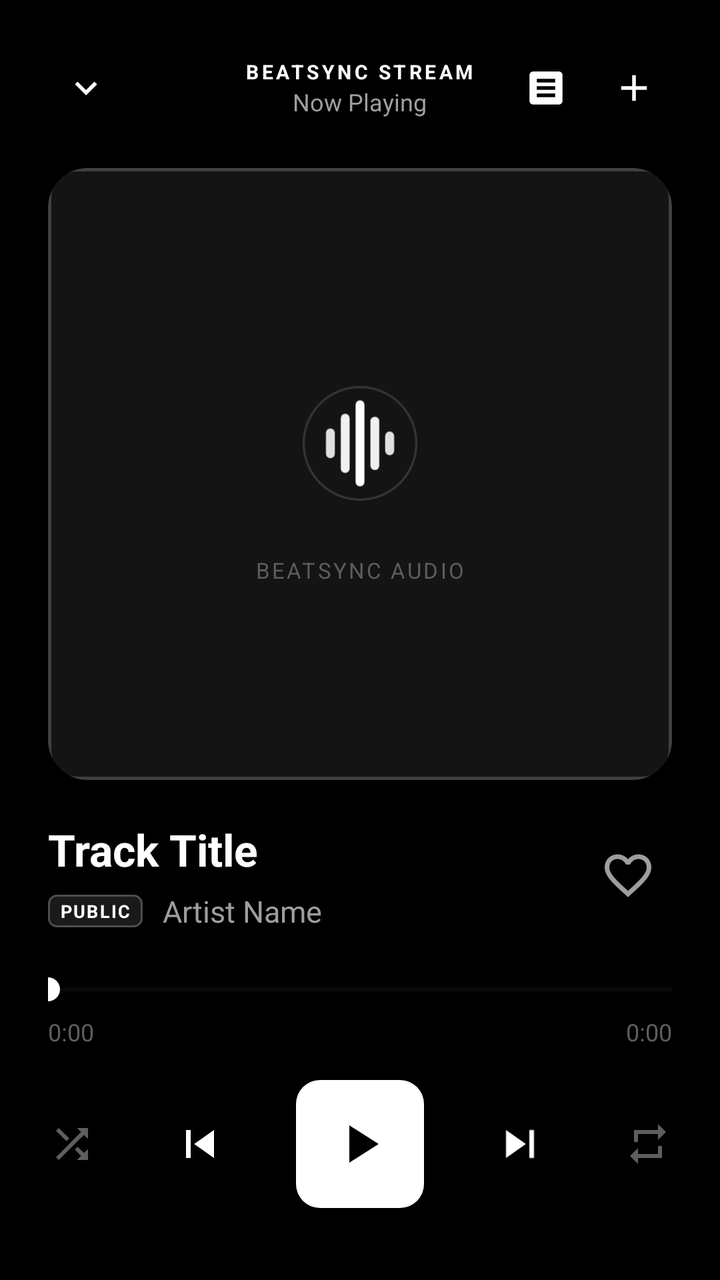
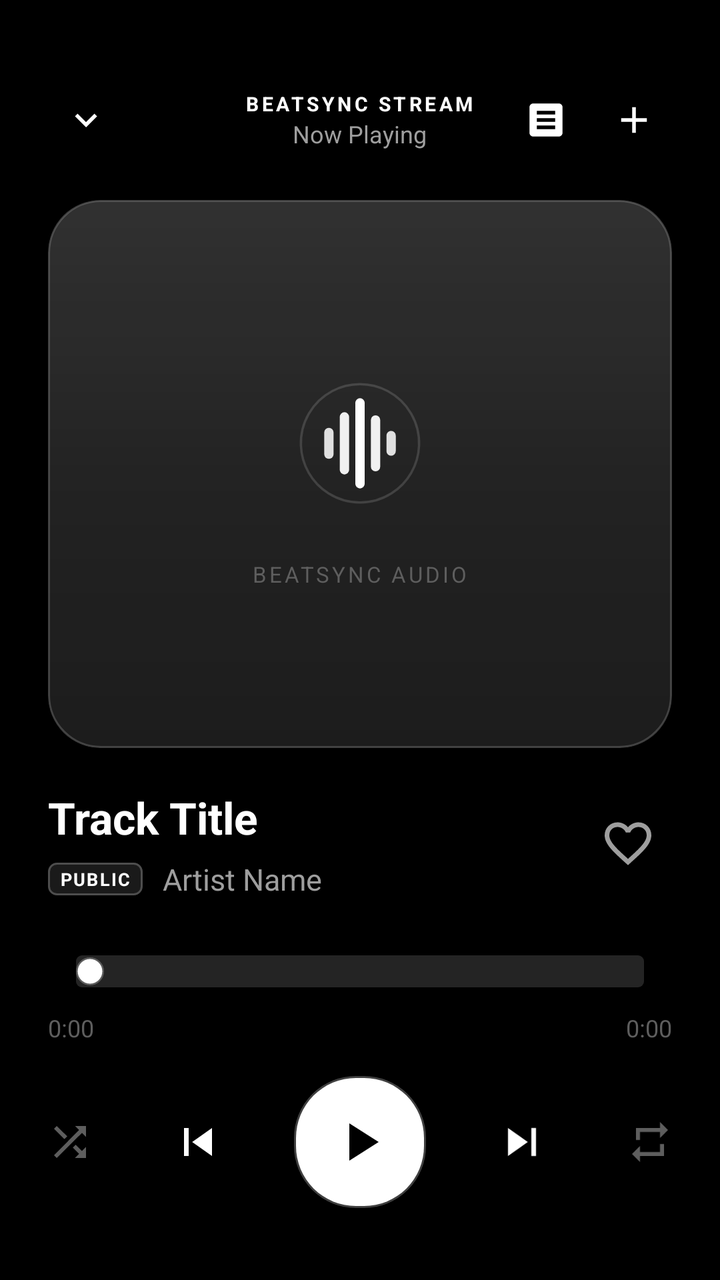

Before-and-after screenshots of an Android layout around one commit, followed by the original layout XML and the change that was made.
<!-- AndroidManifest.xml: activity theme Theme.BeatSync -->
<!-- res/layout/activity_now_playing.xml -->
<?xml version="1.0" encoding="utf-8"?>
<LinearLayout xmlns:android="http://schemas.android.com/apk/res/android"
    xmlns:app="http://schemas.android.com/apk/res-auto"
    android:layout_width="match_parent"
    android:layout_height="match_parent"
    android:orientation="vertical"
    android:background="@color/bg_dark"
    android:paddingStart="24dp"
    android:paddingEnd="24dp"
    android:paddingTop="20dp"
    android:paddingBottom="24dp">

    
    <RelativeLayout
        android:layout_width="match_parent"
        android:layout_height="48dp">

        <ImageView
            android:id="@+id/btnCollapse"
            android:layout_width="38dp"
            android:layout_height="38dp"
            android:layout_centerVertical="true"
            android:padding="8dp"
            android:src="@drawable/ic_chevron_down"
            android:tint="@color/text_primary"
            android:background="?attr/selectableItemBackgroundBorderless"
            android:contentDescription="Collapse Player" />

        <LinearLayout
            android:layout_width="wrap_content"
            android:layout_height="wrap_content"
            android:layout_centerInParent="true"
            android:gravity="center"
            android:orientation="vertical">

            <TextView
                android:layout_width="wrap_content"
                android:layout_height="wrap_content"
                android:text="BEATSYNC STREAM"
                android:textColor="@color/accent_cyan"
                android:textSize="10sp"
                android:textStyle="bold"
                android:letterSpacing="0.15" />

            <TextView
                android:id="@+id/tvHeaderSubtitle"
                android:layout_width="wrap_content"
                android:layout_height="wrap_content"
                android:text="Now Playing"
                android:textColor="@color/text_secondary"
                android:textSize="12sp"
                android:maxLines="1" />
        </LinearLayout>

        <LinearLayout
            android:layout_width="wrap_content"
            android:layout_height="match_parent"
            android:layout_alignParentEnd="true"
            android:gravity="center_vertical"
            android:orientation="horizontal">

            <ImageView
                android:id="@+id/btnToggleLyrics"
                android:layout_width="38dp"
                android:layout_height="38dp"
                android:padding="8dp"
                android:src="@drawable/ic_lyrics"
                android:tint="@color/text_primary"
                android:background="?attr/selectableItemBackgroundBorderless"
                android:contentDescription="Toggle Lyrics"
                android:layout_marginEnd="6dp" />

            <ImageView
                android:id="@+id/btnAddToPlaylist"
                android:layout_width="38dp"
                android:layout_height="38dp"
                android:padding="8dp"
                android:src="@drawable/ic_add"
                android:tint="@color/text_primary"
                android:background="?attr/selectableItemBackgroundBorderless"
                android:contentDescription="Add to Playlist" />
        </LinearLayout>
    </RelativeLayout>

    
    <FrameLayout
        android:layout_width="match_parent"
        android:layout_height="0dp"
        android:layout_weight="1"
        android:layout_marginTop="16dp"
        android:layout_marginBottom="20dp">

        
        <androidx.cardview.widget.CardView
            android:id="@+id/cardArtContainer"
            android:layout_width="match_parent"
            android:layout_height="match_parent"
            android:layout_gravity="center"
            app:cardCornerRadius="20dp"
            app:cardElevation="10dp"
            app:cardBackgroundColor="@color/bg_card_elevated">

            <RelativeLayout
                android:layout_width="match_parent"
                android:layout_height="match_parent">

                <ImageView
                    android:id="@+id/ivBigCover"
                    android:layout_width="match_parent"
                    android:layout_height="match_parent"
                    android:scaleType="centerCrop"
                    android:contentDescription="Album Art" />

                
                <LinearLayout
                    android:id="@+id/layoutDefaultArt"
                    android:layout_width="match_parent"
                    android:layout_height="match_parent"
                    android:gravity="center"
                    android:orientation="vertical"
                    android:background="@drawable/bg_card_highlight">

                    <ImageView
                        android:id="@+id/ivVinylCenter"
                        android:layout_width="80dp"
                        android:layout_height="80dp"
                        android:src="@drawable/ic_launcher_foreground"
                        android:contentDescription="Note" />

                    <TextView
                        android:layout_width="wrap_content"
                        android:layout_height="wrap_content"
                        android:text="BEATSYNC AUDIO"
                        android:textColor="@color/text_tertiary"
                        android:textSize="11sp"
                        android:letterSpacing="0.1"
                        android:layout_marginTop="16dp" />
                </LinearLayout>

            </RelativeLayout>
        </androidx.cardview.widget.CardView>

        
        <LinearLayout
            android:id="@+id/layoutLyricsContainer"
            android:layout_width="match_parent"
            android:layout_height="match_parent"
            android:orientation="vertical"
            android:background="@drawable/bg_card_minimal"
            android:padding="16dp"
            android:visibility="gone">

            <LinearLayout
                android:layout_width="match_parent"
                android:layout_height="wrap_content"
                android:orientation="horizontal"
                android:gravity="center_vertical"
                android:layout_marginBottom="8dp">

                <TextView
                    android:layout_width="0dp"
                    android:layout_height="wrap_content"
                    android:layout_weight="1"
                    android:text="LIVE SYNCED LYRICS"
                    android:textColor="@color/text_tertiary"
                    android:textSize="10sp"
                    android:textStyle="bold"
                    android:letterSpacing="0.12" />

                <ProgressBar
                    android:id="@+id/pbLyricsLoading"
                    android:layout_width="16dp"
                    android:layout_height="16dp"
                    android:visibility="gone" />
            </LinearLayout>

            <androidx.recyclerview.widget.RecyclerView
                android:id="@+id/rvLyrics"
                android:layout_width="match_parent"
                android:layout_height="match_parent"
                android:scrollbars="none"
                android:clipToPadding="false"
                android:paddingTop="32dp"
                android:paddingBottom="48dp" />

            <TextView
                android:id="@+id/tvLyricsEmpty"
                android:layout_width="match_parent"
                android:layout_height="match_parent"
                android:gravity="center"
                android:text="No synchronized lyrics available for this track."
                android:textColor="@color/text_tertiary"
                android:textSize="14sp"
                android:visibility="gone" />
        </LinearLayout>
    </FrameLayout>

    
    <LinearLayout
        android:layout_width="match_parent"
        android:layout_height="wrap_content"
        android:orientation="horizontal"
        android:gravity="center_vertical">

        <LinearLayout
            android:layout_width="0dp"
            android:layout_height="wrap_content"
            android:layout_weight="1"
            android:orientation="vertical">

            <TextView
                android:id="@+id/tvTrackTitle"
                android:layout_width="wrap_content"
                android:layout_height="wrap_content"
                android:text="Track Title"
                android:textColor="@color/text_primary"
                android:textSize="22sp"
                android:textStyle="bold"
                android:singleLine="true"
                android:ellipsize="marquee"
                android:marqueeRepeatLimit="marquee_forever" />

            <LinearLayout
                android:layout_width="wrap_content"
                android:layout_height="wrap_content"
                android:orientation="horizontal"
                android:gravity="center_vertical"
                android:layout_marginTop="6dp">

                <TextView
                    android:id="@+id/tvPrivacyBadge"
                    android:layout_width="wrap_content"
                    android:layout_height="wrap_content"
                    android:text="PUBLIC"
                    android:textSize="9sp"
                    android:textStyle="bold"
                    android:letterSpacing="0.08"
                    android:paddingStart="6dp"
                    android:paddingEnd="6dp"
                    android:paddingTop="2dp"
                    android:paddingBottom="2dp"
                    android:background="@drawable/bg_badge_public"
                    android:textColor="@color/badge_public_text"
                    android:layout_marginEnd="10dp" />

                <TextView
                    android:id="@+id/tvTrackArtist"
                    android:layout_width="wrap_content"
                    android:layout_height="wrap_content"
                    android:text="Artist Name"
                    android:textColor="@color/text_secondary"
                    android:textSize="15sp"
                    android:singleLine="true"
                    android:ellipsize="end" />
            </LinearLayout>
        </LinearLayout>

        
        <ImageView
            android:id="@+id/btnLike"
            android:layout_width="44dp"
            android:layout_height="44dp"
            android:padding="8dp"
            android:src="@drawable/ic_heart"
            android:tint="@color/text_secondary"
            android:background="?attr/selectableItemBackgroundBorderless"
            android:contentDescription="Like Track" />
    </LinearLayout>

    
    <LinearLayout
        android:layout_width="match_parent"
        android:layout_height="wrap_content"
        android:orientation="vertical"
        android:layout_marginTop="20dp">

        <SeekBar
            android:id="@+id/seekBar"
            android:layout_width="match_parent"
            android:layout_height="wrap_content"
            android:max="1000"
            android:progressTint="@color/accent_cyan"
            android:thumbTint="@color/accent_cyan"
            android:progressBackgroundTint="@color/border_subtle"
            android:paddingStart="0dp"
            android:paddingEnd="0dp" />

        <RelativeLayout
            android:layout_width="match_parent"
            android:layout_height="wrap_content"
            android:layout_marginTop="4dp">

            <TextView
                android:id="@+id/tvCurrentTime"
                android:layout_width="wrap_content"
                android:layout_height="wrap_content"
                android:text="0:00"
                android:textColor="@color/text_tertiary"
                android:textSize="12sp" />

            <TextView
                android:id="@+id/tvTotalTime"
                android:layout_width="wrap_content"
                android:layout_height="wrap_content"
                android:layout_alignParentEnd="true"
                android:text="0:00"
                android:textColor="@color/text_tertiary"
                android:textSize="12sp" />
        </RelativeLayout>
    </LinearLayout>

    
    <LinearLayout
        android:layout_width="match_parent"
        android:layout_height="wrap_content"
        android:orientation="horizontal"
        android:gravity="center"
        android:layout_marginTop="16dp"
        android:layout_marginBottom="12dp">

        <ImageView
            android:id="@+id/btnShuffle"
            android:layout_width="40dp"
            android:layout_height="40dp"
            android:padding="8dp"
            android:src="@drawable/ic_shuffle"
            android:tint="@color/text_tertiary"
            android:background="?attr/selectableItemBackgroundBorderless"
            android:contentDescription="Shuffle" />

        <ImageView
            android:id="@+id/btnPrevious"
            android:layout_width="48dp"
            android:layout_height="48dp"
            android:layout_marginStart="20dp"
            android:padding="10dp"
            android:src="@drawable/ic_skip_prev"
            android:tint="@color/text_primary"
            android:background="?attr/selectableItemBackgroundBorderless"
            android:contentDescription="Previous" />

        
        <FrameLayout
            android:id="@+id/btnPlayPauseContainer"
            android:layout_width="64dp"
            android:layout_height="64dp"
            android:layout_marginStart="24dp"
            android:layout_marginEnd="24dp"
            android:background="@drawable/bg_button_primary"
            android:clickable="true"
            android:focusable="true">

            <ImageView
                android:id="@+id/btnPlayPause"
                android:layout_width="32dp"
                android:layout_height="32dp"
                android:layout_gravity="center"
                android:src="@drawable/ic_play"
                android:tint="@color/text_inverse"
                android:contentDescription="Play/Pause" />
        </FrameLayout>

        <ImageView
            android:id="@+id/btnNext"
            android:layout_width="48dp"
            android:layout_height="48dp"
            android:layout_marginEnd="20dp"
            android:padding="10dp"
            android:src="@drawable/ic_skip_next"
            android:tint="@color/text_primary"
            android:background="?attr/selectableItemBackgroundBorderless"
            android:contentDescription="Next" />

        <ImageView
            android:id="@+id/btnRepeat"
            android:layout_width="40dp"
            android:layout_height="40dp"
            android:padding="8dp"
            android:src="@drawable/ic_repeat"
            android:tint="@color/text_tertiary"
            android:background="?attr/selectableItemBackgroundBorderless"
            android:contentDescription="Repeat" />
    </LinearLayout>

</LinearLayout>
<!-- resources referenced by this layout -->
<resources>
  <color name="accent_cyan">#FFFFFF</color>
  <color name="badge_public_text">#FFFFFF</color>
  <color name="bg_card_elevated">#141414</color>
  <color name="bg_dark">#000000</color>
  <color name="border_subtle">#222222</color>
  <color name="text_inverse">#000000</color>
  <color name="text_primary">#FFFFFF</color>
  <color name="text_secondary">#9E9E9E</color>
  <color name="text_tertiary">#5E5E5E</color>
  <!-- drawable bg_badge_public (drawable) -->
  <?xml version="1.0" encoding="utf-8"?>
  <shape xmlns:android="http://schemas.android.com/apk/res/android"
      android:shape="rectangle">
      <solid android:color="#1A1A1A" />
      <corners android:radius="4dp" />
      <stroke
          android:width="1dp"
          android:color="#4D4D4D" />
  </shape>
  <!-- drawable bg_button_primary (drawable) -->
  <?xml version="1.0" encoding="utf-8"?>
  <ripple xmlns:android="http://schemas.android.com/apk/res/android"
      android:color="#33000000">
      <item>
          <shape android:shape="rectangle">
              <solid android:color="#FFFFFF" />
              <corners android:radius="12dp" />
          </shape>
      </item>
  </ripple>
  <!-- drawable bg_card_highlight (drawable) -->
  <?xml version="1.0" encoding="utf-8"?>
  <shape xmlns:android="http://schemas.android.com/apk/res/android"
      android:shape="rectangle">
      <solid android:color="@color/bg_card_elevated" />
      <corners android:radius="14dp" />
      <stroke
          android:width="1.5dp"
          android:color="#404040" />
  </shape>
  <!-- drawable bg_card_minimal (drawable) -->
  <?xml version="1.0" encoding="utf-8"?>
  <shape xmlns:android="http://schemas.android.com/apk/res/android"
      android:shape="rectangle">
      <solid android:color="@color/bg_card" />
      <corners android:radius="14dp" />
      <stroke
          android:width="1dp"
          android:color="@color/border_subtle" />
  </shape>
  <!-- drawable ic_play (drawable) -->
  <vector xmlns:android="http://schemas.android.com/apk/res/android"
      android:width="24dp"
      android:height="24dp"
      android:viewportWidth="24"
      android:viewportHeight="24">
    <path
        android:fillColor="@android:color/white"
        android:pathData="M8,5v14l11,-7z"/>
  </vector>
  <color name="bg_card">#0D0D0D</color>
  <color name="accent_primary">#FFFFFF</color>
  <color name="accent_secondary">#D4D4D4</color>
  <color name="bg_input">#111111</color>
  <color name="bg_bottom_nav">#080808</color>
  <!-- unchanged entries left out for length: 10 -->
</resources>

<!-- the commit's change to res/layout/activity_now_playing.xml (unified diff, before → after) -->
@@ -5,9 +5,10 @@
     android:layout_height="match_parent"
     android:orientation="vertical"
     android:background="@color/bg_dark"
+    android:fitsSystemWindows="true"
     android:paddingStart="24dp"
     android:paddingEnd="24dp"
-    android:paddingTop="20dp"
+    android:paddingTop="36dp"
     android:paddingBottom="24dp">
 
     
@@ -96,8 +97,8 @@
             android:layout_width="match_parent"
             android:layout_height="match_parent"
             android:layout_gravity="center"
-            app:cardCornerRadius="20dp"
-            app:cardElevation="10dp"
+            app:cardCornerRadius="26dp"
+            app:cardElevation="12dp"
             app:cardBackgroundColor="@color/bg_card_elevated">
 
             <RelativeLayout
@@ -118,12 +119,12 @@
                     android:layout_height="match_parent"
                     android:gravity="center"
                     android:orientation="vertical"
-                    android:background="@drawable/bg_card_highlight">
+                    android:background="@drawable/bg_liquid_glass_card">
 
                     <ImageView
                         android:id="@+id/ivVinylCenter"
-                        android:layout_width="80dp"
-                        android:layout_height="80dp"
+                        android:layout_width="84dp"
+                        android:layout_height="84dp"
                         android:src="@drawable/ic_launcher_foreground"
                         android:contentDescription="Note" />
 
@@ -133,7 +134,7 @@
                         android:text="BEATSYNC AUDIO"
                         android:textColor="@color/text_tertiary"
                         android:textSize="11sp"
-                        android:letterSpacing="0.1"
+                        android:letterSpacing="0.12"
                         android:layout_marginTop="16dp" />
                 </LinearLayout>
 
@@ -146,8 +147,8 @@
             android:layout_width="match_parent"
             android:layout_height="match_parent"
             android:orientation="vertical"
-            android:background="@drawable/bg_card_minimal"
-            android:padding="16dp"
+            android:background="@drawable/bg_liquid_glass_panel"
+            android:padding="20dp"
             android:visibility="gone">
 
             <LinearLayout
@@ -277,13 +278,14 @@
         <SeekBar
             android:id="@+id/seekBar"
             android:layout_width="match_parent"
-            android:layout_height="wrap_content"
+            android:layout_height="32dp"
             android:max="1000"
-            android:progressTint="@color/accent_cyan"
-            android:thumbTint="@color/accent_cyan"
-            android:progressBackgroundTint="@color/border_subtle"
-            android:paddingStart="0dp"
-            android:paddingEnd="0dp" />
+            android:splitTrack="false"
+            android:paddingStart="14dp"
+            android:paddingEnd="14dp"
+            android:thumbOffset="0dp"
+            android:thumb="@drawable/scrubber_thumb_apple"
+            android:progressDrawable="@drawable/scrubber_track_apple" />
 
         <RelativeLayout
             android:layout_width="match_parent"
@@ -342,11 +344,11 @@
         
         <FrameLayout
             android:id="@+id/btnPlayPauseContainer"
-            android:layout_width="64dp"
-            android:layout_height="64dp"
+            android:layout_width="66dp"
+            android:layout_height="66dp"
             android:layout_marginStart="24dp"
             android:layout_marginEnd="24dp"
-            android:background="@drawable/bg_button_primary"
+            android:background="@drawable/bg_liquid_glass_pill"
             android:clickable="true"
             android:focusable="true">
 
<!-- resource entries referenced after the edit -->
@@ -4,7 +4,6 @@
   <color name="badge_public_text">#FFFFFF</color>
   <color name="bg_card_elevated">#141414</color>
   <color name="bg_dark">#000000</color>
-  <color name="border_subtle">#222222</color>
   <color name="text_inverse">#000000</color>
   <color name="text_primary">#FFFFFF</color>
   <color name="text_secondary">#9E9E9E</color>
@@ -19,36 +18,40 @@
           android:width="1dp"
           android:color="#4D4D4D" />
   </shape>
-  <!-- drawable bg_button_primary (drawable) -->
-  <?xml version="1.0" encoding="utf-8"?>
-  <ripple xmlns:android="http://schemas.android.com/apk/res/android"
-      android:color="#33000000">
-      <item>
-          <shape android:shape="rectangle">
-              <solid android:color="#FFFFFF" />
-              <corners android:radius="12dp" />
-          </shape>
-      </item>
-  </ripple>
-  <!-- drawable bg_card_highlight (drawable) -->
+  <!-- drawable bg_liquid_glass_card (drawable) -->
   <?xml version="1.0" encoding="utf-8"?>
   <shape xmlns:android="http://schemas.android.com/apk/res/android"
       android:shape="rectangle">
-      <solid android:color="@color/bg_card_elevated" />
-      <corners android:radius="14dp" />
+      <corners android:radius="26dp" />
+      <gradient
+          android:angle="270"
+          android:startColor="#1FFFFFFF"
+          android:centerColor="#10FFFFFF"
+          android:endColor="#08FFFFFF"
+          android:type="linear" />
       <stroke
-          android:width="1.5dp"
-          android:color="#404040" />
+          android:width="1dp"
+          android:color="#2EFFFFFF" />
   </shape>
-  <!-- drawable bg_card_minimal (drawable) -->
+  <!-- drawable bg_liquid_glass_panel (drawable) -->
   <?xml version="1.0" encoding="utf-8"?>
   <shape xmlns:android="http://schemas.android.com/apk/res/android"
       android:shape="rectangle">
-      <solid android:color="@color/bg_card" />
-      <corners android:radius="14dp" />
+      <corners android:radius="26dp" />
+      <solid android:color="#0D0D10" />
       <stroke
           android:width="1dp"
-          android:color="@color/border_subtle" />
+          android:color="#24FFFFFF" />
+  </shape>
+  <!-- drawable bg_liquid_glass_pill (drawable) -->
+  <?xml version="1.0" encoding="utf-8"?>
+  <shape xmlns:android="http://schemas.android.com/apk/res/android"
+      android:shape="rectangle">
+      <corners android:radius="30dp" />
+      <solid android:color="#FFFFFF" />
+      <stroke
+          android:width="2dp"
+          android:color="#40FFFFFF" />
   </shape>
   <!-- drawable ic_play (drawable) -->
   <vector xmlns:android="http://schemas.android.com/apk/res/android"
@@ -60,6 +63,50 @@
         android:fillColor="@android:color/white"
         android:pathData="M8,5v14l11,-7z"/>
   </vector>
+  <!-- drawable scrubber_thumb_apple (drawable) -->
+  <?xml version="1.0" encoding="utf-8"?>
+  <shape xmlns:android="http://schemas.android.com/apk/res/android"
+      android:shape="oval">
+      <size
+          android:width="14dp"
+          android:height="14dp" />
+      <solid android:color="#FFFFFF" />
+      <stroke
+          android:width="1.5dp"
+          android:color="#40FFFFFF" />
+  </shape>
+  <!-- drawable scrubber_track_apple (drawable) -->
+  <?xml version="1.0" encoding="utf-8"?>
+  <layer-list xmlns:android="http://schemas.android.com/apk/res/android">
+      
+      <item android:id="@android:id/background">
+          <shape android:shape="rectangle">
+              <corners android:radius="3dp" />
+              <size android:height="3dp" />
+              <solid android:color="#24FFFFFF" />
+          </shape>
+      </item>
+      
+      <item android:id="@android:id/secondaryProgress">
+          <clip>
+              <shape android:shape="rectangle">
+                  <corners android:radius="3dp" />
+                  <size android:height="3dp" />
+                  <solid android:color="#40FFFFFF" />
+              </shape>
+          </clip>
+      </item>
+      
+      <item android:id="@android:id/progress">
+          <clip>
+              <shape android:shape="rectangle">
+                  <corners android:radius="3dp" />
+                  <size android:height="3dp" />
+                  <solid android:color="#FFFFFF" />
+              </shape>
+          </clip>
+      </item>
+  </layer-list>
   <color name="bg_card">#0D0D0D</color>
   <color name="accent_primary">#FFFFFF</color>
   <color name="accent_secondary">#D4D4D4</color>
